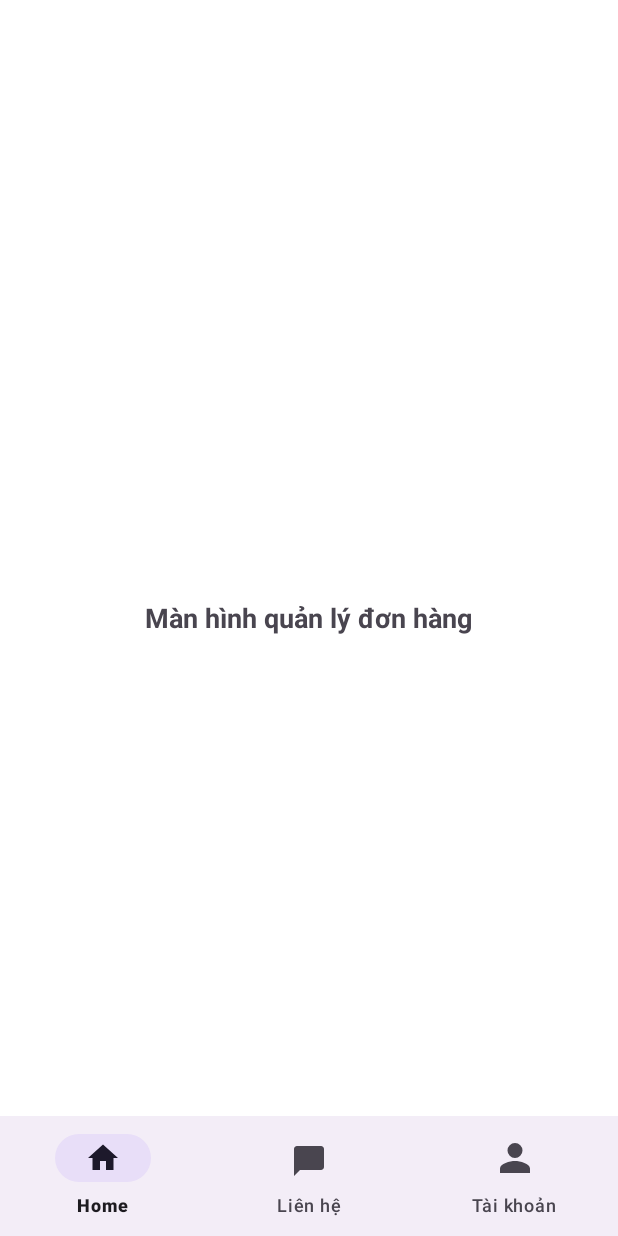
After one commit to QuanTD05/Furniture-store, an Android app: the fragment FurnitureFragment placed in its activity, on a phone screen of 412 x 824 dp. The commit adds this screen. Run offline under Robolectric (Android 15) with nearby library versions, the phone set to English and light mode, and no system bars.

Commit message:
code menu staff

```diff
--- a/app/src/main/java/com/example/datn/StaffActivity.java
+++ b/app/src/main/java/com/example/datn/StaffActivity.java
@@ -1,56 +1,103 @@
 package com.example.datn;
 
+import android.content.Intent;
 import android.os.Bundle;
+import androidx.appcompat.app.AppCompatActivity;
+import androidx.core.view.GravityCompat;
+import androidx.drawerlayout.widget.DrawerLayout;
 
-import androidx.activity.EdgeToEdge;
-import androidx.appcompat.app.AppCompatActivity;
-import androidx.core.graphics.Insets;
-import androidx.core.view.ViewCompat;
-import androidx.core.view.WindowInsetsCompat;
-import androidx.fragment.app.Fragment;
-
+import android.widget.ImageButton;
 import com.example.datn.StaffFragment.ContactFragment;
 import com.example.datn.StaffFragment.HomeFragment;
-import com.example.datn.StaffFragment.ProfileFragment;
+import com.example.datn.UserFragment.ProfileFragment;
 import com.google.android.material.bottomnavigation.BottomNavigationView;
+import com.google.android.material.navigation.NavigationView;
+
+// 🆕 Import các fragment bạn đã tạo
+import com.example.datn.StaffFragment.OrdersFragment;
+import com.example.datn.StaffFragment.UsersFragment;
+import com.example.datn.StaffFragment.FurnitureFragment;
+import com.example.datn.StaffFragment.ReviewsFragment;
+import com.example.datn.StaffFragment.StatisticsFragment;
 
 public class StaffActivity extends AppCompatActivity {
+
+    private DrawerLayout drawerLayout;
+    private NavigationView navView;
+    private BottomNavigationView bottomNav;
+    private ImageButton btnOpenMenu;
 
     @Override
     protected void onCreate(Bundle savedInstanceState) {
         super.onCreate(savedInstanceState);
         setContentView(R.layout.activity_staff);
 
-        BottomNavigationView bottomNavigationView = findViewById(R.id.bottom_navigation);
+        drawerLayout = findViewById(R.id.drawer_layout);
+        navView = findViewById(R.id.nav_view);
+        bottomNav = findViewById(R.id.bottom_navigation);
+        btnOpenMenu = findViewById(R.id.btn_open_menu);
 
-        // Load mặc định
-        loadFragment(new com.example.datn.StaffFragment.HomeFragment());
+        if (savedInstanceState == null) {
+            getSupportFragmentManager().beginTransaction()
+                    .replace(R.id.main_content, new HomeFragment()).commit();
+        }
 
-        bottomNavigationView.setOnItemSelectedListener(item -> {
-            Fragment selectedFragment = null;
-            int itemId = item.getItemId();
-
-            if (itemId == R.id.nav_home_staff) {
-                selectedFragment = new HomeFragment();
-            } else if (itemId == R.id.nav_contact_staff) {
-                selectedFragment = new ContactFragment();
-            } else if (itemId == R.id.nav_profile_staff) {
-                selectedFragment = new ProfileFragment();
-            }
-
-            if (selectedFragment != null) {
-                loadFragment(selectedFragment);
+        bottomNav.setOnItemSelectedListener(item -> {
+            int id = item.getItemId();
+            if (id == R.id.nav_home_staff) {
+                getSupportFragmentManager().beginTransaction()
+                        .replace(R.id.main_content, new HomeFragment()).commit();
+                return true;
+            } else if (id == R.id.nav_contact_staff) {
+                getSupportFragmentManager().beginTransaction()
+                        .replace(R.id.main_content, new ContactFragment()).commit();
+                return true;
+            } else if (id == R.id.nav_profile_staff) {
+                getSupportFragmentManager().beginTransaction()
+                        .replace(R.id.main_content, new ProfileFragment()).commit();
                 return true;
             }
             return false;
         });
 
+        bottomNav.setSelectedItemId(R.id.nav_home_staff);
+
+        btnOpenMenu.setOnClickListener(v -> drawerLayout.openDrawer(GravityCompat.START));
+
+        // 🎯 Xử lý chọn NavigationDrawer
+        navView.setNavigationItemSelectedListener(menuItem -> {
+            int id = menuItem.getItemId();
+            if (id == R.id.nav_orders) {
+                getSupportFragmentManager().beginTransaction()
+                        .replace(R.id.main_content, new OrdersFragment()).commit();
+            } else if (id == R.id.nav_users) {
+                getSupportFragmentManager().beginTransaction()
+                        .replace(R.id.main_content, new UsersFragment()).commit();
+            } else if (id == R.id.nav_furniture) {
+                getSupportFragmentManager().beginTransaction()
+                        .replace(R.id.main_content, new FurnitureFragment()).commit();
+            } else if (id == R.id.nav_reviews) {
+                getSupportFragmentManager().beginTransaction()
+                        .replace(R.id.main_content, new ReviewsFragment()).commit();
+            } else if (id == R.id.nav_statistics) {
+                getSupportFragmentManager().beginTransaction()
+                        .replace(R.id.main_content, new StatisticsFragment()).commit();
+            } else if (id == R.id.nav_logout) {
+                startActivity(new Intent(StaffActivity.this, LoginActivity.class));
+                finish();
+            }
+            // Đóng drawer sau khi chọn
+            drawerLayout.closeDrawer(GravityCompat.START);
+            return true;
+        });
     }
 
-    private void loadFragment(Fragment fragment) {
-        getSupportFragmentManager()
-                .beginTransaction()
-                .replace(R.id.main_content, fragment)
-                .commit();
+    @Override
+    public void onBackPressed() {
+        if (drawerLayout.isDrawerOpen(GravityCompat.START)) {
+            drawerLayout.closeDrawer(GravityCompat.START);
+        } else {
+            super.onBackPressed();
+        }
     }
 }
--- /dev/null
+++ b/app/src/main/java/com/example/datn/StaffFragment/FurnitureFragment.java
@@ -0,0 +1,26 @@
+    package com.example.datn.StaffFragment;
+
+import android.os.Bundle;
+import android.view.LayoutInflater;
+import android.view.View;
+import android.view.ViewGroup;
+
+import androidx.annotation.NonNull;
+import androidx.annotation.Nullable;
+import androidx.fragment.app.Fragment;
+
+import com.example.datn.R;
+
+public class FurnitureFragment extends Fragment {
+
+    @Nullable
+    @Override
+    public View onCreateView(
+            @NonNull LayoutInflater inflater,
+            @Nullable ViewGroup container,
+            @Nullable Bundle savedInstanceState) {
+
+        // Tạo layout: res/layout/fragment_furniture.xml
+        return inflater.inflate(R.layout.fragment_furniture, container, false);
+    }
+}
--- a/app/src/main/res/layout/activity_staff.xml
+++ b/app/src/main/res/layout/activity_staff.xml
@@ -1,24 +1,49 @@
 <?xml version="1.0" encoding="utf-8"?>
-<LinearLayout xmlns:android="http://schemas.android.com/apk/res/android"
+<androidx.drawerlayout.widget.DrawerLayout
+    xmlns:android="http://schemas.android.com/apk/res/android"
     xmlns:app="http://schemas.android.com/apk/res-auto"
-    xmlns:tools="http://schemas.android.com/tools"
-    android:orientation="vertical"
+    android:id="@+id/drawer_layout"
     android:layout_width="match_parent"
-    android:layout_height="match_parent"
-    tools:context=".StaffActivity">
+    android:layout_height="match_parent">
 
-    <!-- Fragment container -->
+    <!-- Nội dung chính -->
+    <RelativeLayout
+        android:layout_width="match_parent"
+        android:layout_height="match_parent">
+
+        <!-- Frame chứa fragment -->
         <FrameLayout
             android:id="@+id/main_content"
             android:layout_width="match_parent"
-        android:layout_height="0dp"
-        android:layout_weight="1"/>
+            android:layout_height="match_parent" />
 
-    <!-- Bottom Navigation -->
+        <!-- Nút mở menu bên phải (mũi tên/hamburger) -->
+        <ImageButton
+            android:id="@+id/btn_open_menu"
+            android:layout_width="wrap_content"
+            android:layout_height="wrap_content"
+            android:src="@drawable/ic_menu"
+            android:background="@android:color/transparent"
+            android:contentDescription="Mở menu"
+            android:layout_alignParentEnd="true"
+            android:layout_margin="16dp"/>
+
+        <!-- Bottom Navigation hiện có -->
         <com.google.android.material.bottomnavigation.BottomNavigationView
             android:id="@+id/bottom_navigation"
             android:layout_width="match_parent"
             android:layout_height="wrap_content"
-        android:background="?android:attr/windowBackground"
-        app:menu="@menu/bottom_nav_menu_staff" />
-</LinearLayout>
+            android:layout_alignParentBottom="true"
+            app:menu="@menu/bottom_nav_menu_staff"/>
+
+    </RelativeLayout>
+
+    <com.google.android.material.navigation.NavigationView
+        android:id="@+id/nav_view"
+        android:layout_width="280dp"
+        android:layout_height="match_parent"
+        android:layout_gravity="start"
+        app:menu="@menu/nav_drawer_menu"
+        app:headerLayout="@layout/nav_header_staff"/>
+
+</androidx.drawerlayout.widget.DrawerLayout>
--- /dev/null
+++ b/app/src/main/res/layout/fragment_furniture.xml
@@ -0,0 +1,14 @@
+<?xml version="1.0" encoding="utf-8"?>
+<FrameLayout xmlns:android="http://schemas.android.com/apk/res/android"
+    android:layout_width="match_parent"
+    android:layout_height="match_parent">
+
+    <TextView
+        android:layout_width="wrap_content"
+        android:layout_height="wrap_content"
+        android:layout_gravity="center"
+        android:text="Màn hình quản lý đơn hàng"
+        android:textSize="18sp"
+        android:textStyle="bold" />
+
+</FrameLayout>
--- /dev/null
+++ b/app/src/main/res/layout/menu_divider.xml
@@ -0,0 +1,5 @@
+<?xml version="1.0" encoding="utf-8"?>
+<View xmlns:android="http://schemas.android.com/apk/res/android"
+    android:layout_width="match_parent"
+    android:layout_height="1dp"
+    android:background="?android:attr/listDivider" />
--- /dev/null
+++ b/app/src/main/res/menu/nav_drawer_menu.xml
@@ -0,0 +1,46 @@
+<menu xmlns:android="http://schemas.android.com/apk/res/android"
+    xmlns:app="http://schemas.android.com/apk/res-auto">
+
+    <!-- Các mục trên -->
+    <item
+        android:id="@+id/nav_orders"
+        android:title="Quản lý đơn hàng"
+        android:icon="@drawable/logo" />
+
+    <item
+        android:id="@+id/nav_users"
+        android:title="Quản lý người dùng"
+        android:icon="@drawable/logo" />
+
+    <item
+        android:id="@+id/nav_furniture"
+        android:title="Quản lý nội thất"
+        android:icon="@drawable/logo" />
+
+    <item
+        android:id="@+id/nav_reviews"
+        android:title="Quản lý đánh giá"
+        android:icon="@drawable/logo" />
+
+    <item
+        android:id="@+id/nav_statistics"
+        android:title="Thống kê doanh thu"
+        android:icon="@drawable/logo" />
+
+    <!-- Divider -->
+    <item
+        android:enabled="false"
+        android:title=""
+        android:orderInCategory="100"
+        android:icon="@null"
+        android:checkable="false"
+        app:actionLayout="@layout/menu_divider"/>
+
+    <!-- Đăng xuất -->
+    <item
+        android:id="@+id/nav_logout"
+        android:title="Đăng xuất"
+        android:icon="@drawable/ic_logout"
+        android:orderInCategory="101" />
+
+</menu>
```
Also changed, not shown: app/src/main/java/com/example/datn/StaffFragment/OrdersFragment.java (added, +25 -0 lines), app/src/main/java/com/example/datn/StaffFragment/ReviewsFragment.java (added, +26 -0 lines), app/src/main/java/com/example/datn/StaffFragment/StatisticsFragment.java (added, +26 -0 lines), app/src/main/java/com/example/datn/StaffFragment/UsersFragment.java (added, +26 -0 lines), app/src/main/res/layout/fragment_orders.xml (added, +14 -0 lines), app/src/main/res/layout/fragment_reviews.xml (added, +14 -0 lines), app/src/main/res/layout/fragment_statistics.xml (added, +14 -0 lines), app/src/main/res/layout/fragment_users.xml (added, +14 -0 lines), app/src/main/res/layout/nav_header_staff.xml (added, +23 -0 lines), app/src/main/res/menu/bottom_nav_menu_staff.xml (+6 -1 lines). Lines whose indentation alone changed are shown as unchanged.
